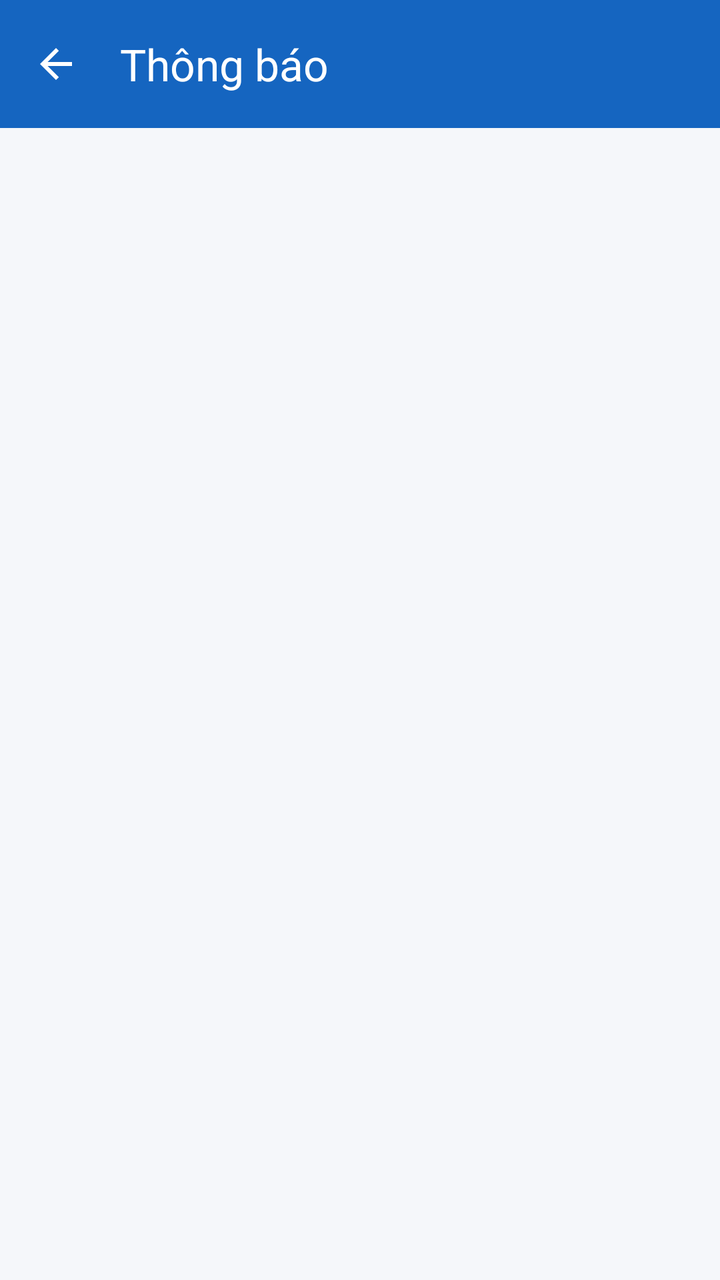
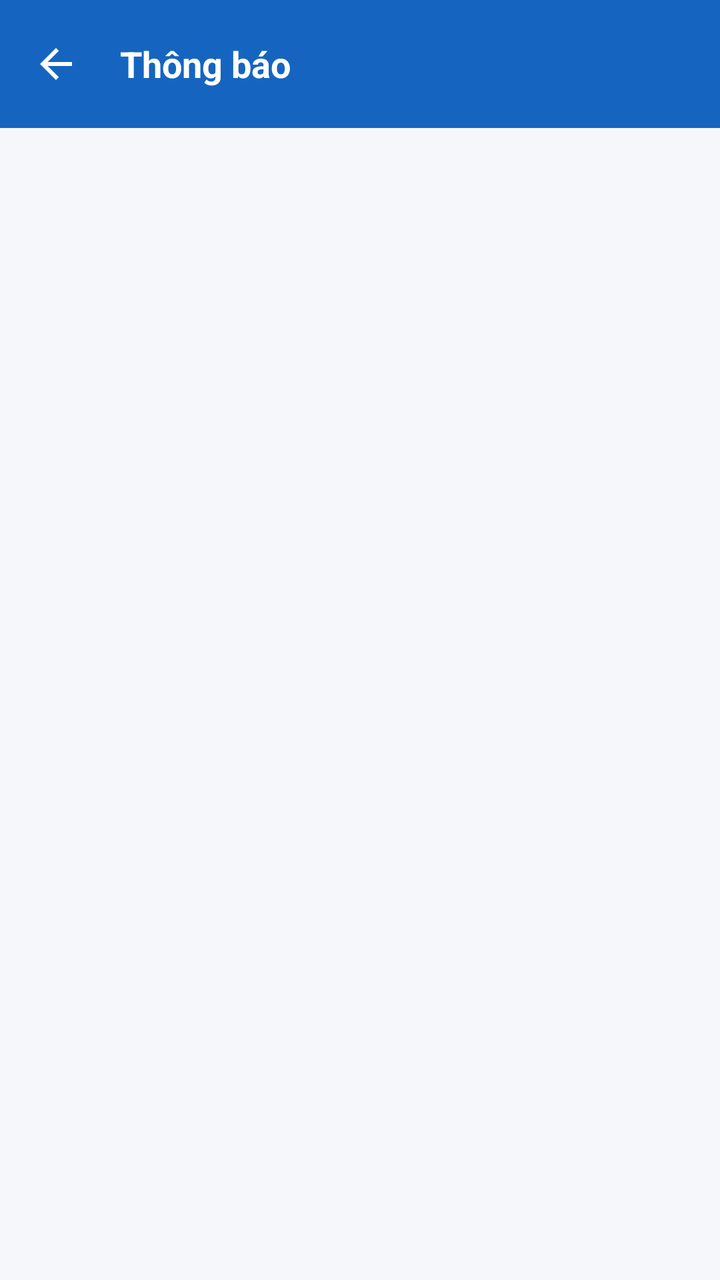

Screens rendered from an Android XML layout before and after an edit, with the pre-edit source and the edit as a unified diff.
<!-- AndroidManifest.xml: application theme Theme.UDGH -->
<!-- res/layout/activity_notification.xml -->
<?xml version="1.0" encoding="utf-8"?>
<LinearLayout xmlns:android="http://schemas.android.com/apk/res/android"
    xmlns:app="http://schemas.android.com/apk/res-auto"
    xmlns:tools="http://schemas.android.com/tools"
    android:layout_width="match_parent"
    android:layout_height="match_parent"
    android:background="@color/background"
    android:orientation="vertical">

    

    <com.google.android.material.appbar.MaterialToolbar
        android:id="@+id/toolbar"
        android:layout_width="match_parent"
        android:layout_height="?attr/actionBarSize"
        android:background="@color/primary"
        app:navigationIcon="@drawable/sgv_back"
        app:title="Thông báo"
        app:titleCentered="false"
        app:titleTextColor="@android:color/white" />

    

    <androidx.recyclerview.widget.RecyclerView
        android:id="@+id/rvNotification"
        android:layout_width="match_parent"
        android:layout_height="match_parent"
        android:padding="12dp"
        android:clipToPadding="false"
        tools:listitem="@layout/item_notification"/>

</LinearLayout>
<!-- res/layout/item_notification.xml (included above) -->
<?xml version="1.0" encoding="utf-8"?>
<com.google.android.material.card.MaterialCardView
    xmlns:android="http://schemas.android.com/apk/res/android"
    xmlns:app="http://schemas.android.com/apk/res-auto"
    android:layout_width="match_parent"
    android:layout_height="wrap_content"
    android:layout_marginBottom="12dp"
    app:cardBackgroundColor="@color/white"
    app:strokeColor="@color/primary"
    app:strokeWidth="1dp"
    app:cardCornerRadius="16dp"
    app:cardElevation="2dp">

    <LinearLayout
        android:layout_width="match_parent"
        android:layout_height="wrap_content"
        android:orientation="horizontal"
        android:background="@color/white"
        android:padding="16dp">

        

        <LinearLayout
            android:layout_width="wrap_content"
            android:layout_height="match_parent"
            android:gravity="center"
            android:orientation="vertical">

            

            <View
                android:id="@+id/viewUnread"
                android:layout_width="10dp"
                android:layout_height="10dp"
                android:layout_marginBottom="10dp"
                android:background="@drawable/bg_unread_dot"/>

            

            <ImageView
                android:id="@+id/imgNotification"
                android:layout_width="46dp"
                android:layout_height="46dp"
                android:src="@drawable/icon_notifi"
                app:tint="@color/primary"/>

        </LinearLayout>
        

        <LinearLayout
            android:layout_width="0dp"
            android:layout_height="wrap_content"
            android:layout_weight="1"
            android:layout_marginStart="14dp"
            android:orientation="vertical">

            <TextView
                android:id="@+id/txtTitle"
                android:layout_width="wrap_content"
                android:layout_height="wrap_content"
                android:text="Có đơn hàng mới"
                android:textColor="@color/black"
                android:textSize="17sp"
                android:textStyle="bold"/>

            <TextView
                android:id="@+id/txtContent"
                android:layout_width="wrap_content"
                android:layout_height="wrap_content"
                android:layout_marginTop="6dp"
                android:text="Đơn hàng DH001 đang chờ bạn nhận."
                android:textColor="@color/gray"
                android:textSize="14sp"/>

            <TextView
                android:id="@+id/txtTime"
                android:layout_width="wrap_content"
                android:layout_height="wrap_content"
                android:layout_marginTop="8dp"
                android:text="5 phút trước"
                android:textColor="@color/primary"
                android:textSize="12sp"/>

        </LinearLayout>

    </LinearLayout>

</com.google.android.material.card.MaterialCardView>
<!-- resources referenced by this layout -->
<resources>
  <color name="background">#F5F7FA</color>
  <color name="black">#212121</color>
  <color name="gray">#757575</color>
  <color name="primary">#1565C0</color>
  <color name="white">#FFFFFF</color>
  <!-- drawable bg_unread_dot (drawable) -->
  <?xml version="1.0" encoding="utf-8"?>
  <shape xmlns:android="http://schemas.android.com/apk/res/android"
      android:shape="oval">
  
      <size
          android:width="10dp"
          android:height="10dp"/>
  
      <solid android:color="@color/primary"/>
  
  </shape>
  <!-- drawable icon_notifi: png bitmap (drawable, 1934 bytes) -->
  <!-- drawable sgv_back (drawable) -->
  <vector xmlns:android="http://schemas.android.com/apk/res/android"
      android:width="24dp"
      android:height="24dp"
      android:viewportWidth="960"
      android:viewportHeight="960">
    <path
        android:pathData="m313,520 l224,224 -57,56 -320,-320 320,-320 57,56 -224,224h487v80L313,520Z"
        android:fillColor="#FFFFFF"/>
  </vector>
  <style name="Theme.UDGH" parent="Base.Theme.UDGH" />
  <style name="Base.Theme.UDGH" parent="Theme.Material3.DayNight.NoActionBar">
          <item name="colorPrimary">@color/primary</item>
          <item name="colorPrimaryVariant">@color/primary_dark</item>
          <item name="android:statusBarColor">@color/primary_dark</item>
          <item name="android:windowLightStatusBar">false</item>
          <item name="android:navigationBarColor">@color/white</item>
          <item name="android:windowLightNavigationBar">true</item>
          
          
      </style>
  <color name="primary_dark">#0D47A1</color>
</resources>

<!-- the commit's change to res/layout/activity_notification.xml (unified diff, before → after) -->
@@ -16,6 +16,7 @@
         android:background="@color/primary"
         app:navigationIcon="@drawable/sgv_back"
         app:title="Thông báo"
+        app:titleTextAppearance="@style/ToolbarTitleStyle"
         app:titleCentered="false"
         app:titleTextColor="@android:color/white" />
 
<!-- resource entries referenced after the edit -->
@@ -28,6 +28,11 @@
         android:pathData="m313,520 l224,224 -57,56 -320,-320 320,-320 57,56 -224,224h487v80L313,520Z"
         android:fillColor="#FFFFFF"/>
   </vector>
+  <style name="ToolbarTitleStyle">
+          <item name="android:textSize">18sp</item>
+          <item name="android:textStyle">bold</item>
+          <item name="android:textColor">@android:color/white</item>
+      </style>
   <style name="Theme.UDGH" parent="Base.Theme.UDGH" />
   <style name="Base.Theme.UDGH" parent="Theme.Material3.DayNight.NoActionBar">
           <item name="colorPrimary">@color/primary</item>
